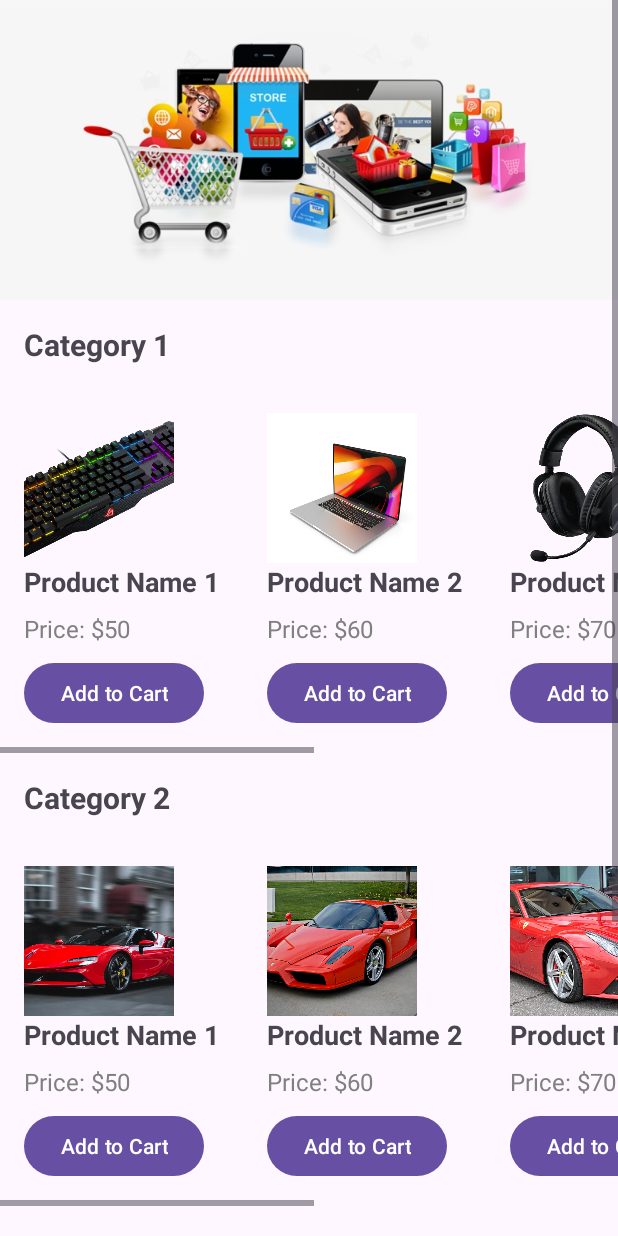
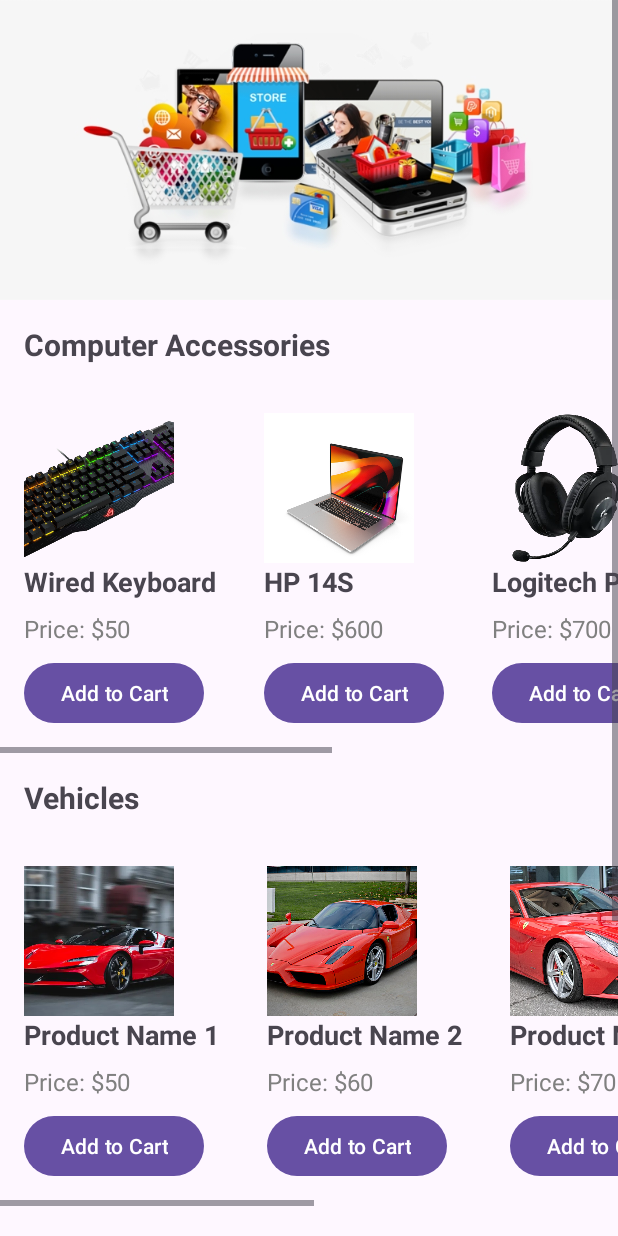
Before and after one commit to john48k/MobDev, an Android app: the product screen opened directly, with no data from a screen before it, on a phone screen of 412 x 824 dp. Run offline under Robolectric (Android 15) with nearby library versions, the phone set to English and light mode, and no system bars.

Commit message:
update product name. naa pa kulang

```diff
--- a/app/src/main/res/layout/activity_product.xml
+++ b/app/src/main/res/layout/activity_product.xml
@@ -20,7 +20,7 @@
                 android:scaleType="centerCrop"/>
             <!--  Category 1  -->
             <LinearLayout android:layout_width="match_parent" android:layout_height="wrap_content" android:orientation="vertical">
-                <TextView android:id="@+id/category1Header" android:layout_width="match_parent" android:layout_height="wrap_content" android:text="Category 1" android:textSize="20sp" android:textStyle="bold" android:padding="16dp"/>
+                <TextView android:id="@+id/category1Header" android:layout_width="match_parent" android:layout_height="wrap_content" android:text="Computer Accessories" android:textSize="20sp" android:textStyle="bold" android:padding="16dp"/>
                 <HorizontalScrollView android:layout_width="match_parent" android:layout_height="wrap_content">
                     <LinearLayout android:id="@+id/category1Products" android:layout_width="wrap_content" android:layout_height="wrap_content" android:orientation="horizontal">
                         <!--  Products for Category 1  -->
@@ -28,35 +28,35 @@
                         <LinearLayout android:id="@+id/product1" android:layout_width="wrap_content" android:layout_height="wrap_content" android:orientation="vertical" android:padding="16dp">
 <!--                            <ImageView android:layout_width="100dp" android:layout_height="100dp" android:src="@drawable/ic_launcher_background" android:scaleType="centerCrop"/>-->
                             <ImageView android:layout_width="100dp" android:layout_height="100dp" android:src="@drawable/keyboard" android:scaleType="centerCrop"/>
-                            <TextView android:layout_width="wrap_content" android:layout_height="wrap_content" android:text="Product Name 1" android:textSize="18sp" android:textStyle="bold" android:clickable="true" android:onClick="searchProduct"/>
+                            <TextView android:layout_width="wrap_content" android:layout_height="wrap_content" android:text="Wired Keyboard" android:textSize="18sp" android:textStyle="bold" android:clickable="true" android:onClick="searchProduct"/>
                             <TextView android:layout_width="wrap_content" android:layout_height="wrap_content" android:text="Price: $50" android:textSize="16sp" android:textColor="#808080" android:layout_marginTop="8dp"/>
                             <Button android:layout_width="wrap_content" android:layout_height="wrap_content" android:text="Add to Cart" android:layout_marginTop="8dp" android:id="@+id/button_add_to_cart_product1"/>
                         </LinearLayout>
                         <!--  Product 2  -->
                         <LinearLayout android:id="@+id/product2" android:layout_width="wrap_content" android:layout_height="wrap_content" android:orientation="vertical" android:padding="16dp">
                             <ImageView android:layout_width="100dp" android:layout_height="100dp" android:src="@drawable/macbook" android:scaleType="centerCrop"/>
-                            <TextView android:layout_width="wrap_content" android:layout_height="wrap_content" android:text="Product Name 2" android:textSize="18sp" android:textStyle="bold" android:clickable="true" android:onClick="searchProduct"/>
-                            <TextView android:layout_width="wrap_content" android:layout_height="wrap_content" android:text="Price: $60" android:textSize="16sp" android:textColor="#808080" android:layout_marginTop="8dp"/>
+                            <TextView android:layout_width="wrap_content" android:layout_height="wrap_content" android:text="HP 14S" android:textSize="18sp" android:textStyle="bold" android:clickable="true" android:onClick="searchProduct"/>
+                            <TextView android:layout_width="wrap_content" android:layout_height="wrap_content" android:text="Price: $600" android:textSize="16sp" android:textColor="#808080" android:layout_marginTop="8dp"/>
                             <Button android:layout_width="wrap_content" android:layout_height="wrap_content" android:text="Add to Cart" android:layout_marginTop="8dp" android:id="@+id/button_add_to_cart_product2"/>
                         </LinearLayout>
                         <!--  Product 3  -->
                         <LinearLayout android:id="@+id/product3" android:layout_width="wrap_content" android:layout_height="wrap_content" android:orientation="vertical" android:padding="16dp">
                             <ImageView android:layout_width="100dp" android:layout_height="100dp" android:src="@drawable/h1" android:scaleType="centerCrop"/>
-                            <TextView android:layout_width="wrap_content" android:layout_height="wrap_content" android:text="Product Name 3" android:textSize="18sp" android:textStyle="bold" android:clickable="true" android:onClick="searchProduct"/>
-                            <TextView android:layout_width="wrap_content" android:layout_height="wrap_content" android:text="Price: $70" android:textSize="16sp" android:textColor="#808080" android:layout_marginTop="8dp"/>
+                            <TextView android:layout_width="wrap_content" android:layout_height="wrap_content" android:text="Logitech Pro" android:textSize="18sp" android:textStyle="bold" android:clickable="true" android:onClick="searchProduct"/>
+                            <TextView android:layout_width="wrap_content" android:layout_height="wrap_content" android:text="Price: $700" android:textSize="16sp" android:textColor="#808080" android:layout_marginTop="8dp"/>
                             <Button android:layout_width="wrap_content" android:layout_height="wrap_content" android:text="Add to Cart" android:layout_marginTop="8dp" android:id="@+id/button_add_to_cart_product3"/>
                         </LinearLayout>
                         <!--  Product 4  -->
                         <LinearLayout android:id="@+id/product4" android:layout_width="wrap_content" android:layout_height="wrap_content" android:orientation="vertical" android:padding="16dp">
                             <ImageView android:layout_width="100dp" android:layout_height="100dp" android:src="@drawable/h4" android:scaleType="centerCrop"/>
-                            <TextView android:layout_width="wrap_content" android:layout_height="wrap_content" android:text="Product Name 4" android:textSize="18sp" android:textStyle="bold" android:clickable="true" android:onClick="searchProduct"/>
-                            <TextView android:layout_width="wrap_content" android:layout_height="wrap_content" android:text="Price: $80" android:textSize="16sp" android:textColor="#808080" android:layout_marginTop="8dp"/>
+                            <TextView android:layout_width="wrap_content" android:layout_height="wrap_content" android:text="Logitech G335" android:textSize="18sp" android:textStyle="bold" android:clickable="true" android:onClick="searchProduct"/>
+                            <TextView android:layout_width="wrap_content" android:layout_height="wrap_content" android:text="Price: $800" android:textSize="16sp" android:textColor="#808080" android:layout_marginTop="8dp"/>
                             <Button android:layout_width="wrap_content" android:layout_height="wrap_content" android:text="Add to Cart" android:layout_marginTop="8dp" android:id="@+id/button_add_to_cart_product4"/>
                         </LinearLayout>
                         <!--  Product 5  -->
                         <LinearLayout android:id="@+id/product5" android:layout_width="wrap_content" android:layout_height="wrap_content" android:orientation="vertical" android:padding="16dp">
                             <ImageView android:layout_width="100dp" android:layout_height="100dp" android:src="@drawable/h5" android:scaleType="centerCrop"/>
-                            <TextView android:layout_width="wrap_content" android:layout_height="wrap_content" android:text="Product Name 5" android:textSize="18sp" android:textStyle="bold" android:clickable="true" android:onClick="searchProduct"/>
+                            <TextView android:layout_width="wrap_content" android:layout_height="wrap_content" android:text="Inplay H20" android:textSize="18sp" android:textStyle="bold" android:clickable="true" android:onClick="searchProduct"/>
                             <TextView android:layout_width="wrap_content" android:layout_height="wrap_content" android:text="Price: $90" android:textSize="16sp" android:textColor="#808080" android:layout_marginTop="8dp"/>
                             <Button android:layout_width="wrap_content" android:layout_height="wrap_content" android:text="Add to Cart" android:layout_marginTop="8dp" android:id="@+id/button_add_to_cart_product5"/>
                         </LinearLayout>
@@ -65,7 +65,7 @@
             </LinearLayout>
             <!--  Category 2  -->
             <LinearLayout android:layout_width="match_parent" android:layout_height="wrap_content" android:orientation="vertical">
-                <TextView android:id="@+id/category2Header" android:layout_width="match_parent" android:layout_height="wrap_content" android:text="Category 2" android:textSize="20sp" android:textStyle="bold" android:padding="16dp"/>
+                <TextView android:id="@+id/category2Header" android:layout_width="match_parent" android:layout_height="wrap_content" android:text="Vehicles" android:textSize="20sp" android:textStyle="bold" android:padding="16dp"/>
                 <HorizontalScrollView android:layout_width="match_parent" android:layout_height="wrap_content">
                     <LinearLayout android:id="@+id/category2Products" android:layout_width="wrap_content" android:layout_height="wrap_content" android:orientation="horizontal">
                         <!--  Products for Category 2  -->
@@ -129,22 +129,22 @@
                         <!--  Product 3  -->
                         <LinearLayout android:id="@+id/cat3product3" android:layout_width="wrap_content" android:layout_height="wrap_content" android:orientation="vertical" android:padding="16dp">
                             <ImageView android:layout_width="100dp" android:layout_height="100dp" android:src="@drawable/a4" android:scaleType="centerCrop"/>
-                            <TextView android:layout_width="wrap_content" android:layout_height="wrap_content" android:text="Product Name 3" android:textSize="18sp" android:textStyle="bold" android:clickable="true" android:onClick="searchProduct"/>
+                            <TextView android:layout_width="wrap_content" android:layout_height="wrap_content" android:text="Skyblue Polo" android:textSize="18sp" android:textStyle="bold" android:clickable="true" android:onClick="searchProduct"/>
                             <TextView android:layout_width="wrap_content" android:layout_height="wrap_content" android:text="Price: $70" android:textSize="16sp" android:textColor="#808080" android:layout_marginTop="8dp"/>
                             <Button android:layout_width="wrap_content" android:layout_height="wrap_content" android:text="Add to Cart" android:layout_marginTop="8dp" android:id="@+id/button_add_to_cart_product13"/>
                         </LinearLayout>
                         <!--  Product 4  -->
                         <LinearLayout android:id="@+id/cat3product4" android:layout_width="wrap_content" android:layout_height="wrap_content" android:orientation="vertical" android:padding="16dp">
                             <ImageView android:layout_width="100dp" android:layout_height="100dp" android:src="@drawable/a5" android:scaleType="centerCrop"/>
-                            <TextView android:layout_width="wrap_content" android:layout_height="wrap_content" android:text="Product Name 4" android:textSize="18sp" android:textStyle="bold"  android:clickable="true" android:onClick="searchProduct"/>
-                            <TextView android:layout_width="wrap_content" android:layout_height="wrap_content" android:text="Price: $80" android:textSize="16sp" android:textColor="#808080" android:layout_marginTop="8dp"/>
+                            <TextView android:layout_width="wrap_content" android:layout_height="wrap_content" android:text="Black Polo" android:textSize="18sp" android:textStyle="bold"  android:clickable="true" android:onClick="searchProduct"/>
+                            <TextView android:layout_width="wrap_content" android:layout_height="wrap_content" android:text="Price: $99" android:textSize="16sp" android:textColor="#808080" android:layout_marginTop="8dp"/>
                             <Button android:layout_width="wrap_content" android:layout_height="wrap_content" android:text="Add to Cart" android:layout_marginTop="8dp" android:id="@+id/button_add_to_cart_product14"/>
                         </LinearLayout>
                         <!--  Product 5  -->
                         <LinearLayout android:id="@+id/cat3product5" android:layout_width="wrap_content" android:layout_height="wrap_content" android:orientation="vertical" android:padding="16dp">
                             <ImageView android:layout_width="100dp" android:layout_height="100dp" android:src="@drawable/a6" android:scaleType="centerCrop"/>
-                            <TextView android:layout_width="wrap_content" android:layout_height="wrap_content" android:text="Product Name 5" android:textSize="18sp" android:textStyle="bold" android:clickable="true" android:onClick="searchProduct"/>
-                            <TextView android:layout_width="wrap_content" android:layout_height="wrap_content" android:text="Price: $90" android:textSize="16sp" android:textColor="#808080" android:layout_marginTop="8dp"/>
+                            <TextView android:layout_width="wrap_content" android:layout_height="wrap_content" android:text="Longsleeve Plain" android:textSize="18sp" android:textStyle="bold" android:clickable="true" android:onClick="searchProduct"/>
+                            <TextView android:layout_width="wrap_content" android:layout_height="wrap_content" android:text="Price: $59" android:textSize="16sp" android:textColor="#808080" android:layout_marginTop="8dp"/>
                             <Button android:layout_width="wrap_content" android:layout_height="wrap_content" android:text="Add to Cart" android:layout_marginTop="8dp" android:id="@+id/button_add_to_cart_product15"/>
                         </LinearLayout>
                     </LinearLayout>
```
